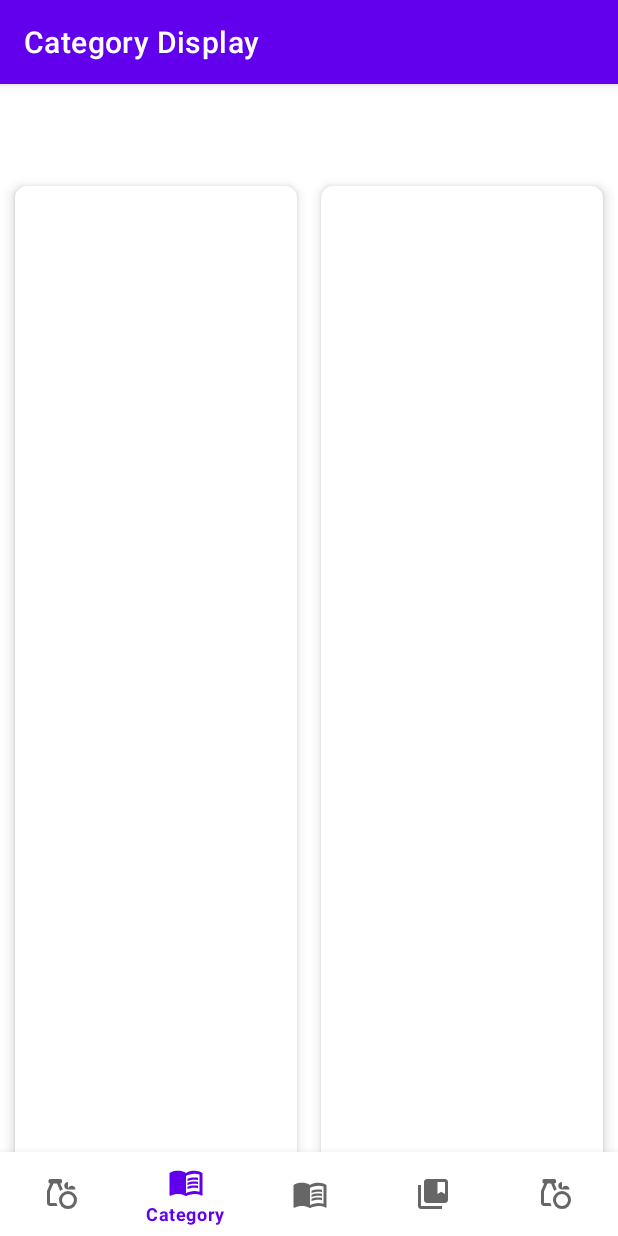
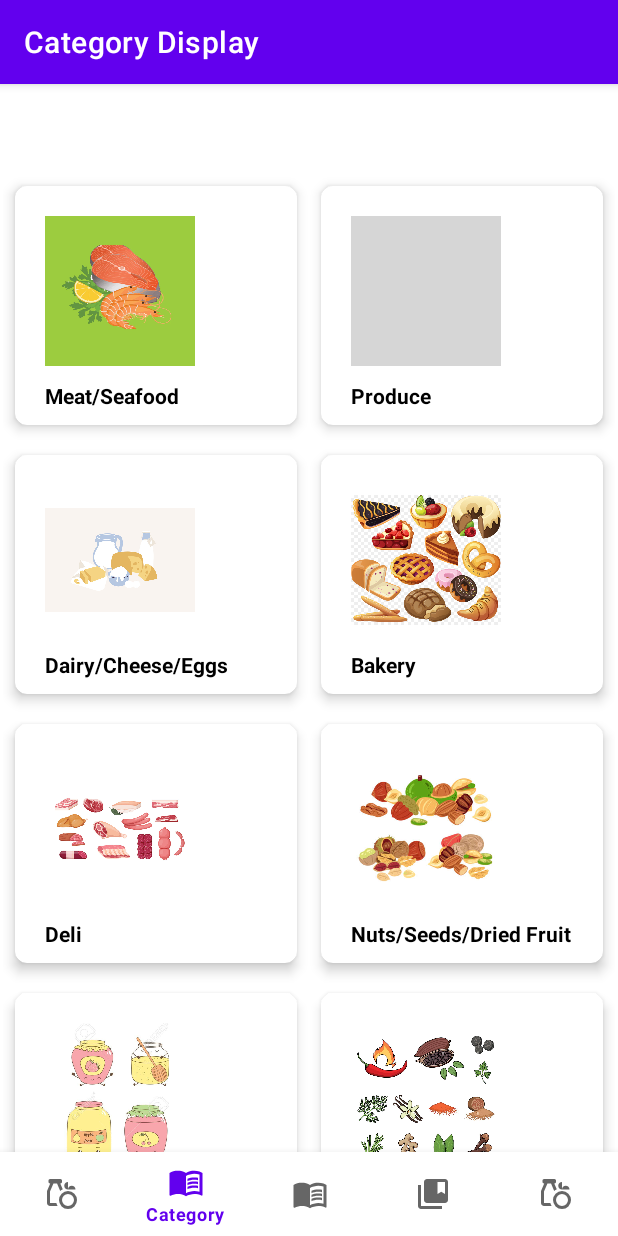
Before and after one commit to Awesomedonut/CookSmart, an Android app: the CategoryFragment screen opened through its navigation route, on a phone screen of 412 x 824 dp. Run offline under Robolectric (Android 15) with nearby library versions, the phone set to English and light mode, and no system bars; our stand-ins replace Room's generated code, navigation-ui; grey boxes are pictures that could not be loaded.

Commit message:
error fixed

```diff
--- a/Project/app/build.gradle.kts
+++ b/Project/app/build.gradle.kts
@@ -98,4 +98,7 @@ dependencies {
     implementation("androidx.room:room-ktx:$room_version")
     kapt("androidx.room:room-compiler:$room_version")
     implementation ("androidx.lifecycle:lifecycle-livedata-ktx: $lifecycle_version")
+
+    //cardview
+    implementation ("androidx.cardview:cardview:1.0.0")
 }
--- a/Project/app/src/main/java/com/example/cooksmart/ui/category/CategoryAdapter.kt
+++ b/Project/app/src/main/java/com/example/cooksmart/ui/category/CategoryAdapter.kt
@@ -28,7 +28,7 @@ class CategoryAdapter(var context: Context, var arrayList: ArrayList<CategoryDat
 
         val categoryItem: CategoryData = arrayList.get(position)
 
-        holder.images.setImageResource(categoryItem.categoryImage!!)
+        holder.images.setImageResource(categoryItem.categoryImage ?: R.drawable.ic_launcher_foreground)
         holder.titles.text = categoryItem.categoryName
 
         holder.titles.setOnClickListener {
@@ -43,45 +43,3 @@ class CategoryAdapter(var context: Context, var arrayList: ArrayList<CategoryDat
 
     }
 }
-
-//import android.content.Context
-//import android.view.LayoutInflater
-//import android.view.View
-//import android.view.ViewGroup
-//import android.widget.ImageView
-//import android.widget.TextView
-//import android.widget.Toast
-//import androidx.recyclerview.widget.RecyclerView
-//import com.example.cooksmart.R
-//
-//class CategoryAdapter(private val myCategoryData: Array<CategoryData>, private val context: Context?) :
-//    RecyclerView.Adapter<CategoryAdapter.ViewHolder>() {
-//
-//    override fun onCreateViewHolder(parent: ViewGroup, viewType: Int): ViewHolder {
-//        val layoutInflater = LayoutInflater.from(parent.context)
-//        val view: View = layoutInflater.inflate(R.layout.category_list, parent, false)
-//        return ViewHolder(view)
-//    }
-//
-//    override fun onBindViewHolder(holder: ViewHolder, position: Int) {
-//        val myCategoryDataList: CategoryData = myCategoryData[position]
-//        holder.textViewName.text = myCategoryDataList.getCategoryName()
-//        myCategoryDataList.getCategoryImage()?.let { holder.movieImage.setImageResource(it) }
-//        holder.itemView.setOnClickListener {
-//            Toast.makeText(
-//                context,
-//                myCategoryDataList.getCategoryName(),
-//                Toast.LENGTH_SHORT
-//            ).show()
-//        }
-//    }
-//
-//    override fun getItemCount(): Int {
-//        return myCategoryData.size
-//    }
-//
-//    inner class ViewHolder(itemView: View) : RecyclerView.ViewHolder(itemView) {
-//        var movieImage: ImageView = itemView.findViewById(R.id.imageview)
-//        var textViewName: TextView = itemView.findViewById(R.id.textName)
-//    }
-//}
--- a/Project/app/src/main/java/com/example/cooksmart/ui/category/CategoryData.kt
+++ b/Project/app/src/main/java/com/example/cooksmart/ui/category/CategoryData.kt
@@ -1,28 +1,7 @@
 package com.example.cooksmart.ui.category
 
-class CategoryData(s: String, meatSeafood: Int) {
+class CategoryData(movieName: String?, movieImage: Int?) {
 
-    var categoryName: String? = null
-    var categoryImage: Int? = 0
-
-    fun CategoryData(movieName: String?, movieImage: Int?) {
-        this.categoryName = movieName
-        this.categoryImage = movieImage
-    }
-
+    var categoryName: String? = movieName
+    var categoryImage: Int? = movieImage
 }
-//fun getCategoryName(): String? {
-//    return categoryName
-//}
-//
-//fun setCategoryName(movieName: String?) {
-//    this.categoryName = movieName
-//}
-//
-//fun getCategoryImage(): Int? {
-//    return categoryImage
-//}
-//
-//fun setCategoryImage(movieImage: Int?) {
-//    this.categoryImage = movieImage
-//}
--- a/Project/app/src/main/java/com/example/cooksmart/ui/category/CategoryFragment.kt
+++ b/Project/app/src/main/java/com/example/cooksmart/ui/category/CategoryFragment.kt
@@ -46,11 +46,8 @@ class CategoryFragment : Fragment() {
             )
         )
 
-        //println("size"+arrayList.size)
-
         categoryAdapter = CategoryAdapter(requireContext(), arrayList)
         recyclerView?.adapter = categoryAdapter
-
 
         return view
     }
--- a/Project/app/src/main/res/layout/fragement_category.xml
+++ b/Project/app/src/main/res/layout/fragement_category.xml
@@ -4,7 +4,7 @@
     xmlns:tools="http://schemas.android.com/tools"
     android:layout_width="match_parent"
     android:orientation="vertical"
-    android:layout_height="match_parent"
+    android:layout_height="wrap_content"
     tools:context=".ui.category.CategoryFragment">
 
     <androidx.recyclerview.widget.RecyclerView
```
